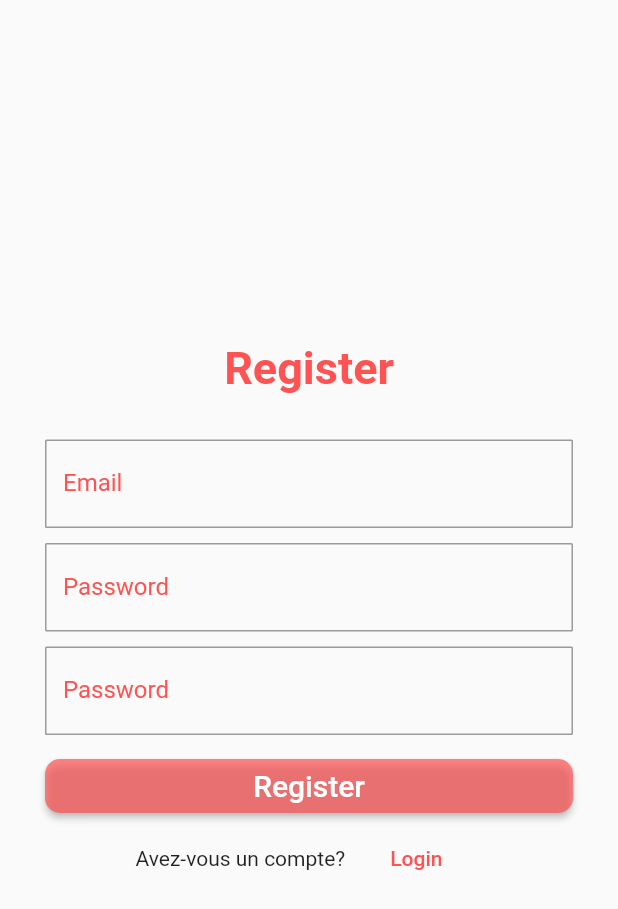
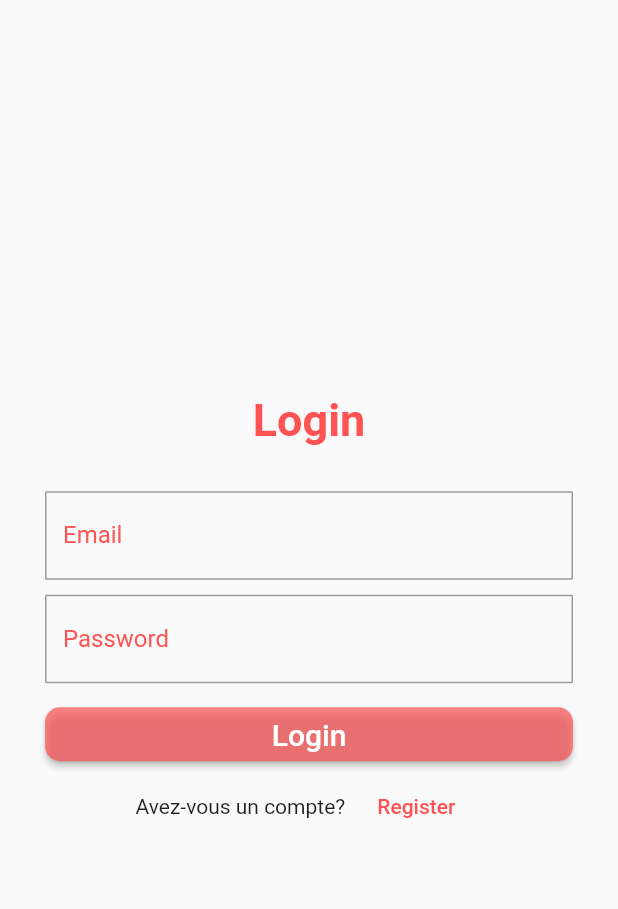
Before and after one commit to elhadjyoussouf/AuthFlutter, a Flutter app: the screen it shows after launch, on a phone screen of 412 x 824 dp. Shown: the top 909 px of the screen. Run offline on Flutter 3.47's test engine with Material 2 defaults, Android fonts, the phone set to English and light mode, and no system bars.

Commit message:
Finalisation du système d'authentification avec flutter. Bool visible =true pour laisser la page loggin en home

```diff
--- a/lib/screen/authentification/login.dart
+++ b/lib/screen/authentification/login.dart
@@ -2,7 +2,8 @@ import 'package:article/widgets/customTextField.dart';
 import 'package:flutter/material.dart';
 
 class Login extends StatefulWidget {
-  final Function visible;
+  //final Function visible;
+  final Function()? visible;
   Login(this.visible);
   @override
   _LoginState createState() => _LoginState();
@@ -71,7 +72,7 @@ class _LoginState extends State<Login> {
                         Text('Avez-vous un compte? '),
                         // ignore: deprecated_member_use
                         FlatButton(
-                            onPressed: () {},
+                            onPressed: widget.visible,
                             child: Text(
                               "Register",
                               style: TextStyle(color: Colors.redAccent),
--- a/lib/screen/authentification/register.dart
+++ b/lib/screen/authentification/register.dart
@@ -2,7 +2,8 @@ import 'package:article/widgets/customTextField.dart';
 import 'package:flutter/material.dart';
 
 class Register extends StatefulWidget {
-  final Function visible;
+  //final Function visible;
+  final Function()? visible;
   Register(this.visible); //Parameter bool for register onclick
   @override
   _RegisterState createState() => _RegisterState();
@@ -16,7 +17,7 @@ class _RegisterState extends State<Register> {
   CustomTextField passText = new CustomTextField(
       title: "Password", placeholder: "***********", ispass: true);
   CustomTextField confirmPassText = new CustomTextField(
-      title: "Password", placeholder: "***********", ispass: true);
+      title: "Confirm Password", placeholder: "***********", ispass: true);
   // ignore: unused_field
   final _key = GlobalKey<FormState>();
   @override
@@ -77,7 +78,7 @@ class _RegisterState extends State<Register> {
                         Text('Avez-vous un compte? '),
                         // ignore: deprecated_member_use
                         FlatButton(
-                            onPressed:  onPressed: () {},
+                            onPressed: widget.visible,
                             child: Text(
                               "Login",
                               style: TextStyle(color: Colors.redAccent),
--- a/lib/screen/homePage.dart
+++ b/lib/screen/homePage.dart
@@ -16,7 +16,7 @@ class HomePage extends StatefulWidget {
 
 // ignore: unused_element
 class _HomePageState extends State<HomePage> {
-  bool visible = false;
+  bool visible = true;
   toggle() {
     setState(() {
       visible = !visible;
```
Also changed, not shown: lib/widgets/customTextField.dart (line endings or trailing spaces).
